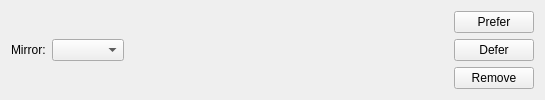
This is src/config/mirrorWidget.ui in drf/shaman1 as Qt 5 draws it before an edit. The edited form follows.
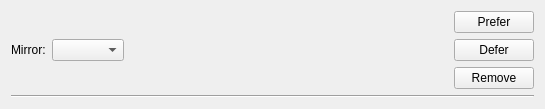
This is the edited form.

The edit to the form file:
```diff
--- a/src/config/mirrorWidget.ui
+++ b/src/config/mirrorWidget.ui
@@ -13,6 +13,8 @@
   <property name="windowTitle">
    <string>Form</string>
   </property>
+  <layout class="QVBoxLayout" name="verticalLayout_2">
+   <item>
   <layout class="QHBoxLayout" name="horizontalLayout">
    <item>
     <widget class="QLabel" name="mirrorLabel">
@@ -82,6 +84,15 @@
       </widget>
      </item>
     </layout>
+     </item>
+    </layout>
+   </item>
+   <item>
+    <widget class="Line" name="line">
+     <property name="orientation">
+      <enum>Qt::Horizontal</enum>
+     </property>
+    </widget>
    </item>
   </layout>
  </widget>
```
Lines whose indentation alone changed are shown as unchanged.
